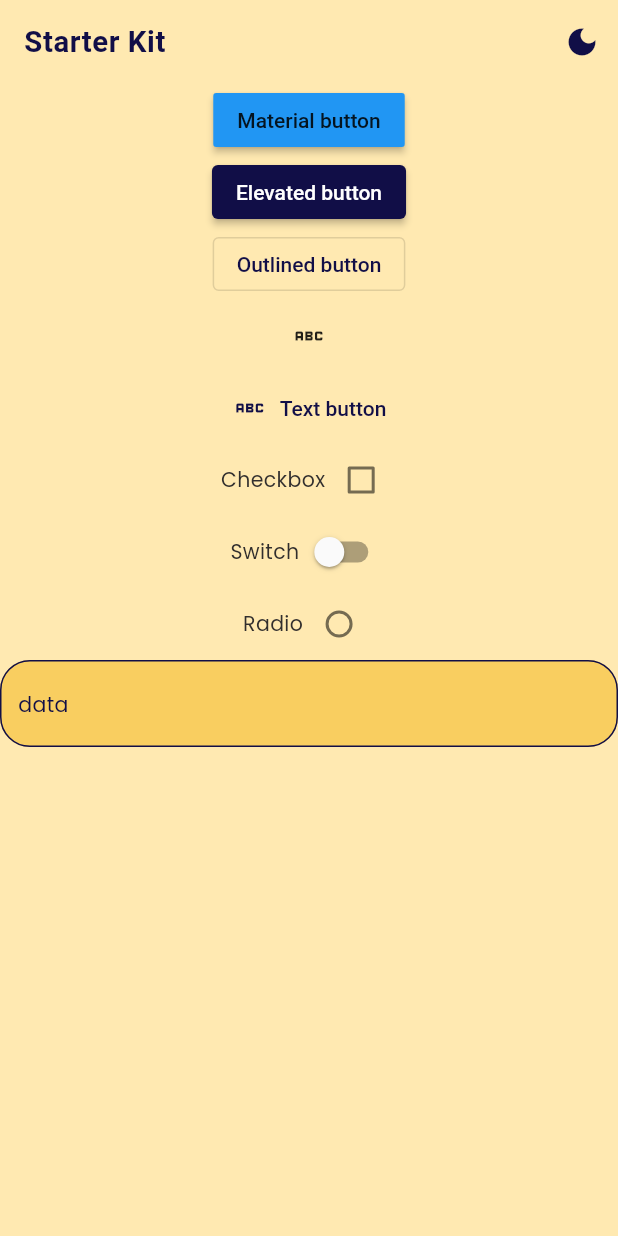
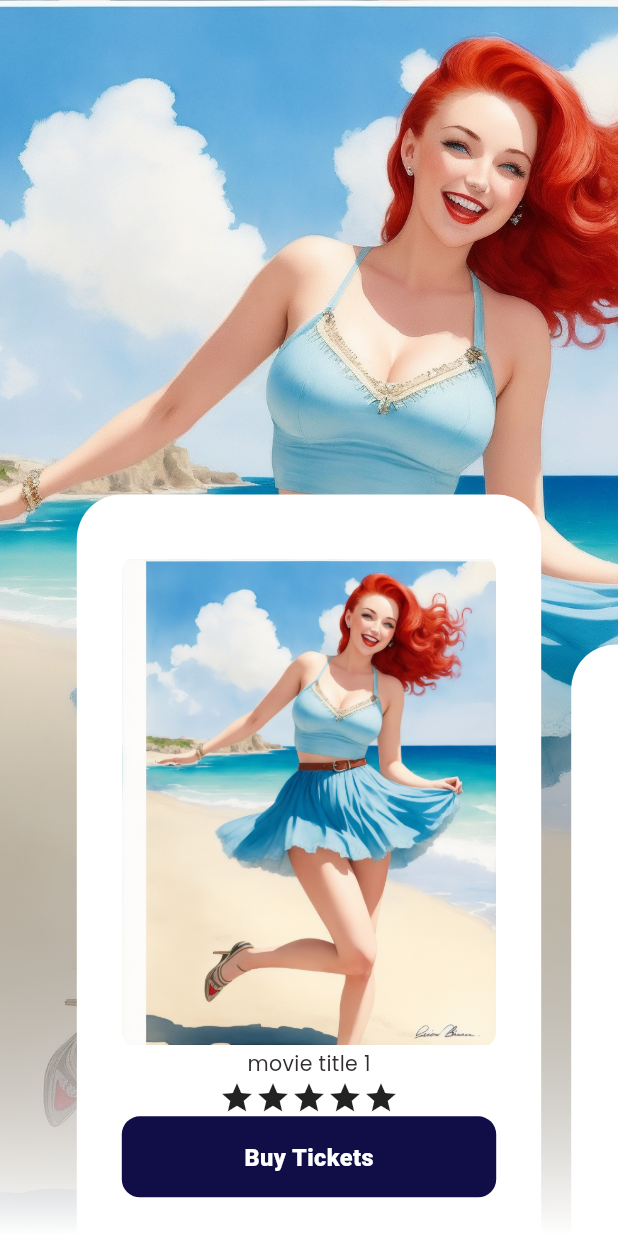
Before and after one commit to Thepilli/my_starter, a Flutter app: the screen it shows after launch, after a tap on "Material button", on a phone screen of 412 x 824 dp. Run offline on Flutter 3.47's test engine with Material 2 defaults, Android fonts, the phone set to English and light mode, and no system bars; our stand-ins replace flutter_riverpod, flutter_screenutil, fluttertoast, go_router, google_fonts, riverpod_annotation; generated files the repository leaves out were written again.

Commit message:
added background carousel

```diff
--- /dev/null
+++ b/lib/models/movie.dart
@@ -0,0 +1,34 @@
+class Movie {
+  final String title;
+  final String image;
+  final int index;
+
+  Movie({
+    required this.title,
+    required this.image,
+    required this.index,
+  });
+}
+
+List<Map<String, dynamic>> rawData = [
+  {
+    'title': 'movie title 1',
+    'image': 'assets/images/image1.jpg',
+    'index': 1,
+  },
+  {
+    'title': 'movie title 2',
+    'image': 'assets/images/image2.jpg',
+    'index': 2,
+  },
+  {
+    'title': 'movie title 3',
+    'image': 'assets/images/image3.jpg',
+    'index': 3,
+  },
+  {
+    'title': 'movie title 4',
+    'image': 'assets/images/image4.jpg',
+    'index': 4,
+  },
+];
--- a/lib/pages/home_page/home_page.dart
+++ b/lib/pages/home_page/home_page.dart
@@ -32,7 +32,7 @@ class HomePage extends ConsumerWidget {
             MaterialButton(
               color: AppColors.blue,
               onPressed: () {
-                context.pushNamed(Routes.deezer.name);
+                context.pushNamed(Routes.movie.name);
               },
               child: Text('Material button'),
             ),
--- /dev/null
+++ b/lib/pages/movie_page/animated_offset.dart
@@ -0,0 +1,52 @@
+import 'package:flutter/material.dart';
+
+typedef ChildBuilder = Widget Function(int index, BuildContext context);
+typedef OnPageChangeCallback = void Function(int index);
+
+class AnimatedOffset extends StatelessWidget {
+  const AnimatedOffset({
+    super.key,
+    required this.pageController,
+    required this.pageValue,
+    required this.child,
+    required this.pageCount,
+    required this.onPageChangeCallback,
+  });
+  final PageController pageController;
+  final double pageValue;
+  final ChildBuilder child;
+  final int pageCount;
+  final OnPageChangeCallback onPageChangeCallback;
+
+  @override
+  Widget build(BuildContext context) {
+    return PageView.builder(
+      controller: pageController,
+      itemCount: pageCount,
+      onPageChanged: onPageChangeCallback,
+      physics: const ClampingScrollPhysics(),
+      itemBuilder: (context, index) {
+        //to offsett pages on the right side
+        if (index == pageValue.floor() + 1 || index == pageValue.floor() + 2) {
+          return Transform.translate(
+            offset: Offset(
+              0.0,
+              100 * (index - pageValue),
+            ),
+            child: child(index, context),
+          );
+        } else if (index == pageValue.floor() - 1 || index == pageValue.floor()) {
+          return Transform.translate(
+            offset: Offset(
+              0.0,
+              100 * (pageValue - index),
+            ),
+            child: child(index, context),
+          );
+        } else {
+          return child(index, context);
+        }
+      },
+    );
+  }
+}
--- /dev/null
+++ b/lib/pages/movie_page/movie_detail.dart
@@ -0,0 +1,53 @@
+// ignore_for_file: prefer_const_constructors, sort_child_properties_last
+
+import 'package:flutter/material.dart';
+import 'package:starter_kit/app/app_colors.dart';
+import 'package:starter_kit/models/movie.dart';
+import 'package:starter_kit/shared/extensions/build_context.dart';
+import 'package:starter_kit/shared/widgets/animated_button.dart';
+import 'package:starter_kit/shared/widgets/my_rounded_button.dart';
+
+class MovieDetail extends StatelessWidget {
+  const MovieDetail({
+    super.key,
+    required this.movie,
+  });
+
+  final Movie movie;
+
+  @override
+  Widget build(BuildContext context) {
+    final height = MediaQuery.of(context).size.height;
+    return Container(
+      margin: EdgeInsets.fromLTRB(10, height * .4, 10, 0),
+      decoration: BoxDecoration(
+        color: AppColors.white,
+        borderRadius: BorderRadius.vertical(
+          top: Radius.circular(30),
+        ),
+      ),
+      child: Padding(
+        padding: const EdgeInsets.fromLTRB(30, 40, 30, 0),
+        child: Column(
+          children: [
+            ClipRRect(
+              child: Image.asset(
+                movie.image,
+                height: height * .4,
+              ),
+              borderRadius: BorderRadius.all(
+                Radius.circular(12),
+              ),
+            ),
+            Text(movie.title),
+            Row(
+              mainAxisAlignment: MainAxisAlignment.center,
+              children: List.generate(5, (index) => Icon(Icons.star)),
+            ),
+            AnimatedButton(onTap: () {}, child: MyRoundedButton(color: context.primary, label: 'Buy Tickets'))
+          ],
+        ),
+      ),
+    );
+  }
+}
--- /dev/null
+++ b/lib/pages/movie_page/movie_page.dart
@@ -0,0 +1,92 @@
+// ignore_for_file: prefer_const_constructors, sort_child_properties_last
+
+import 'package:flutter/material.dart';
+import 'package:starter_kit/app/app_colors.dart';
+import 'package:starter_kit/models/movie.dart';
+import 'package:starter_kit/pages/movie_page/animated_offset.dart';
+import 'package:starter_kit/pages/movie_page/movie_detail.dart';
+import 'package:starter_kit/shared/extensions/build_context.dart';
+import 'package:starter_kit/shared/widgets/animated_button.dart';
+import 'package:starter_kit/shared/widgets/my_rounded_button.dart';
+
+class MoviePage extends StatefulWidget {
+  const MoviePage({super.key});
+
+  @override
+  State<MoviePage> createState() => _MoviePageState();
+}
+
+class _MoviePageState extends State<MoviePage> {
+  late PageController _pageController;
+  late PageController _bgController;
+  List<Movie> movies = [];
+  int currentIndex = 0;
+  double pageValue = 0.0;
+
+  @override
+  void initState() {
+    movies = rawData
+        .map(
+          (data) => Movie(
+            title: data['title'],
+            image: data['image'],
+            index: data['index'],
+          ),
+        )
+        .toList();
+    _bgController = PageController(initialPage: currentIndex);
+    _pageController = PageController(viewportFraction: .8, initialPage: currentIndex)
+      ..addListener(() {
+        setState(() {
+          pageValue = _pageController.page!;
+        });
+      });
+    super.initState();
+  }
+
+  @override
+  Widget build(BuildContext context) {
+    final height = MediaQuery.of(context).size.height;
+
+    print(pageValue);
+    return Scaffold(
+      body: Stack(
+        children: [
+          AnimatedSwitcher(
+            duration: Duration(milliseconds: 200),
+            child: SizedBox(
+              key: ValueKey(movies[currentIndex].image),
+              height: double.maxFinite,
+              width: double.maxFinite,
+              child: Image.asset(
+                movies[currentIndex].image,
+                fit: BoxFit.cover,
+              ),
+            ),
+          ),
+          Container(
+            margin: EdgeInsets.only(top: height * .5),
+            height: height * .5,
+            width: double.maxFinite,
+            decoration: BoxDecoration(
+                gradient: LinearGradient(
+                    colors: const [Colors.white, Colors.transparent], begin: Alignment.bottomCenter, end: Alignment.topCenter)),
+          ),
+          AnimatedOffset(
+            pageController: _pageController,
+            pageValue: pageValue,
+            child: (index, context) {
+              return MovieDetail(movie: movies[index]);
+            },
+            pageCount: movies.length,
+            onPageChangeCallback: (index) {
+              setState(() {
+                currentIndex = index;
+              });
+            },
+          ),
+        ],
+      ),
+    );
+  }
+}
--- a/lib/router/app_router.dart
+++ b/lib/router/app_router.dart
@@ -1,21 +1,20 @@
 import 'package:flutter/material.dart';
 import 'package:go_router/go_router.dart';
 import 'package:riverpod_annotation/riverpod_annotation.dart';
+import 'package:starter_kit/pages/movie_page/movie_page.dart';
 
 import '../pages/home_page/home_page.dart';
 
 part 'app_router.g.dart';
 
-enum Routes {
-  home,
-  deezer,
-}
+enum Routes { home, movie }
 
 final _rootNavigatorKey = GlobalKey<NavigatorState>();
 
 @Riverpod(keepAlive: true)
 GoRouter goRouter(GoRouterRef ref) {
-  return GoRouter(routes: [
+  return GoRouter(
+    routes: [
       GoRoute(
         path: '/',
         name: Routes.home.name,
@@ -23,5 +22,13 @@ GoRouter goRouter(GoRouterRef ref) {
           key: state.pageKey,
         ),
       ),
-  ]);
+      GoRoute(
+        path: '/movie',
+        name: Routes.movie.name,
+        builder: (context, state) => MoviePage(
+          key: state.pageKey,
+        ),
+      ),
+    ],
+  );
 }
```
Also changed, not shown: assets/images/image1.jpg (added), assets/images/image2.jpg (added), assets/images/image3.jpg (added), assets/images/image4.jpg (added). Lines whose indentation alone changed are shown as unchanged.
